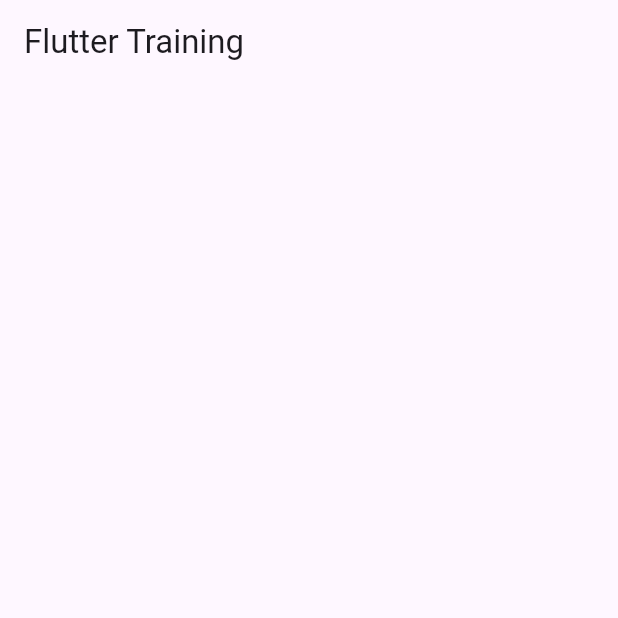
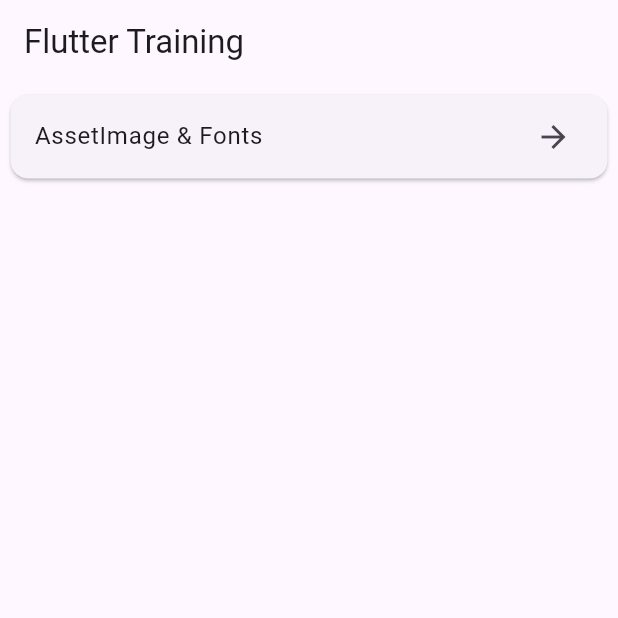
Before and after one commit to lalan-desai-28/Flutter-Trainee-2025, a Flutter app: the screen it shows after launch, on a phone screen of 412 x 824 dp, the top half of it. Run offline on Flutter 3.47's test engine with Material 3 defaults, Android fonts, the phone set to English and light mode, and no system bars.

Commit message:
Tasks of asset images and custom fonts

```diff
--- a/lib/screens/main_screen.dart
+++ b/lib/screens/main_screen.dart
@@ -1,4 +1,5 @@
 import 'package:flutter/material.dart';
+import 'package:flutter_trainee_2025/screens/asset_image_fonts_task_screen.dart';
 
 class MainScreen extends StatelessWidget {
   const MainScreen({super.key});
@@ -9,10 +10,36 @@ class MainScreen extends StatelessWidget {
       appBar: AppBar(title: Text("Flutter Training")),
       body: Padding(
         padding: const EdgeInsets.all(3.0),
-        child: Column(children: [
+        child: Column(
+          children: [
+            TaskButton(
+              title: "AssetImage & Fonts",
+              taskScreen: AssetImageFontsTaskScreen(),
+            ),
           ],
         ),
       ),
     );
   }
 }
+
+class TaskButton extends StatelessWidget {
+  final String title;
+  final Widget taskScreen;
+  const TaskButton({super.key, required this.title, required this.taskScreen});
+
+  @override
+  Widget build(BuildContext context) {
+    return Card(
+      child: ListTile(
+        onTap: () {
+          Navigator.of(
+            context,
+          ).push(MaterialPageRoute(builder: (context) => taskScreen));
+        },
+        title: Text("AssetImage & Fonts"),
+        trailing: Icon(Icons.arrow_forward),
+      ),
+    );
+  }
+}
```
Also changed, not shown: lib/screens/asset_image_fonts_task_screen.dart (added, +37 -0 lines), pubspec.yaml (+10 -65 lines), assets/fonts/playwrite.ttf (added), assets/images/background.png (added).
